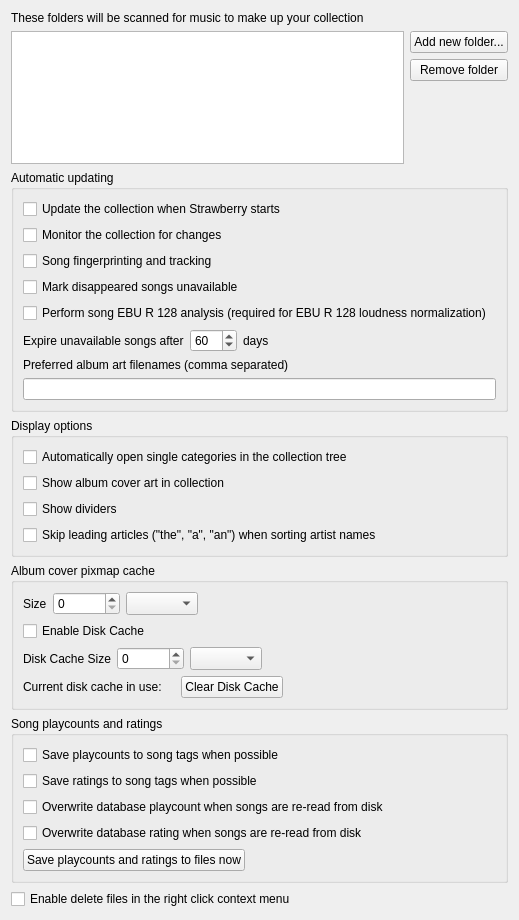
strawberrymusicplayer/strawberry, file src/settings/collectionsettingspage.ui: the form before one commit.
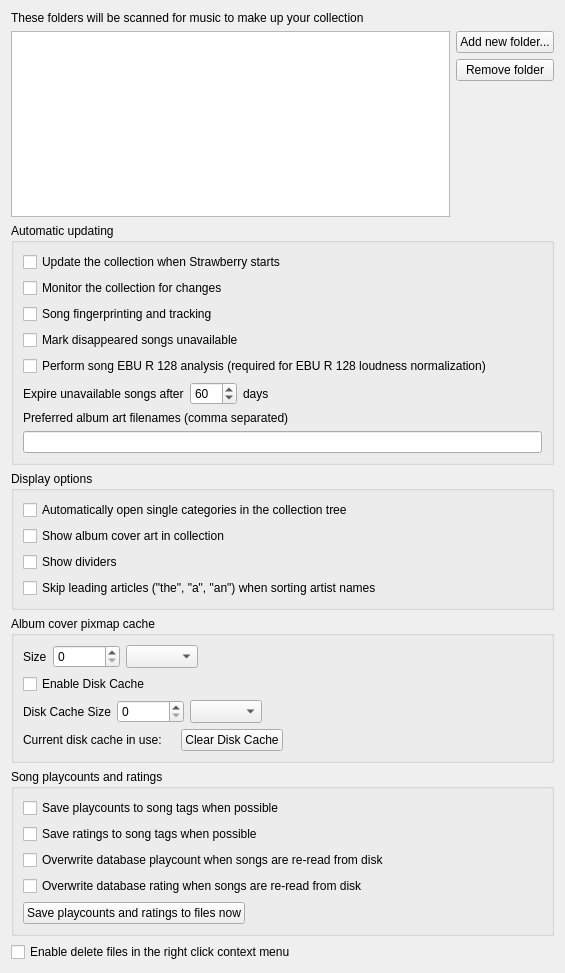
The form after the commit.

The edit to the form file:
```diff
--- a/src/settings/collectionsettingspage.ui
+++ b/src/settings/collectionsettingspage.ui
@@ -6,8 +6,8 @@
    <rect>
     <x>0</x>
     <y>0</y>
-    <width>519</width>
-    <height>920</height>
+    <width>565</width>
+    <height>973</height>
    </rect>
   </property>
   <property name="windowTitle">
```
Left out of the diff: 22 changed lines with no effect on the pictures.
